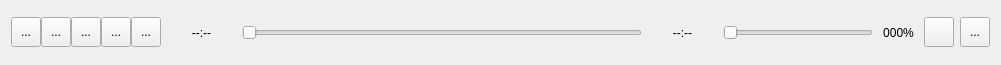
ripose-jp/Memento, file src/gui/widgets/playercontrols.ui: the form before one commit.
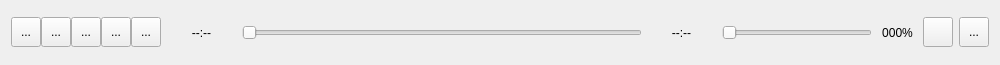
The form after the commit. Icons and pictures are not drawn. Custom widgets are drawn as their Qt base class.

Commit message:
mainwindow: adds a larger minimum width to mpvwidget
Prevents graphical jank in player controls when the splitter resizes
the player really small in fullscreen.

What changed in the file:
```diff
--- a/src/gui/widgets/playercontrols.ui
+++ b/src/gui/widgets/playercontrols.ui
@@ -6,10 +6,16 @@
    <rect>
     <x>0</x>
     <y>0</y>
-    <width>993</width>
+    <width>1000</width>
     <height>65</height>
    </rect>
   </property>
+  <property name="minimumSize">
+   <size>
+    <width>1000</width>
+    <height>0</height>
+   </size>
+  </property>
   <property name="mouseTracking">
    <bool>true</bool>
   </property>
```
The commit also changes 1 other file.
